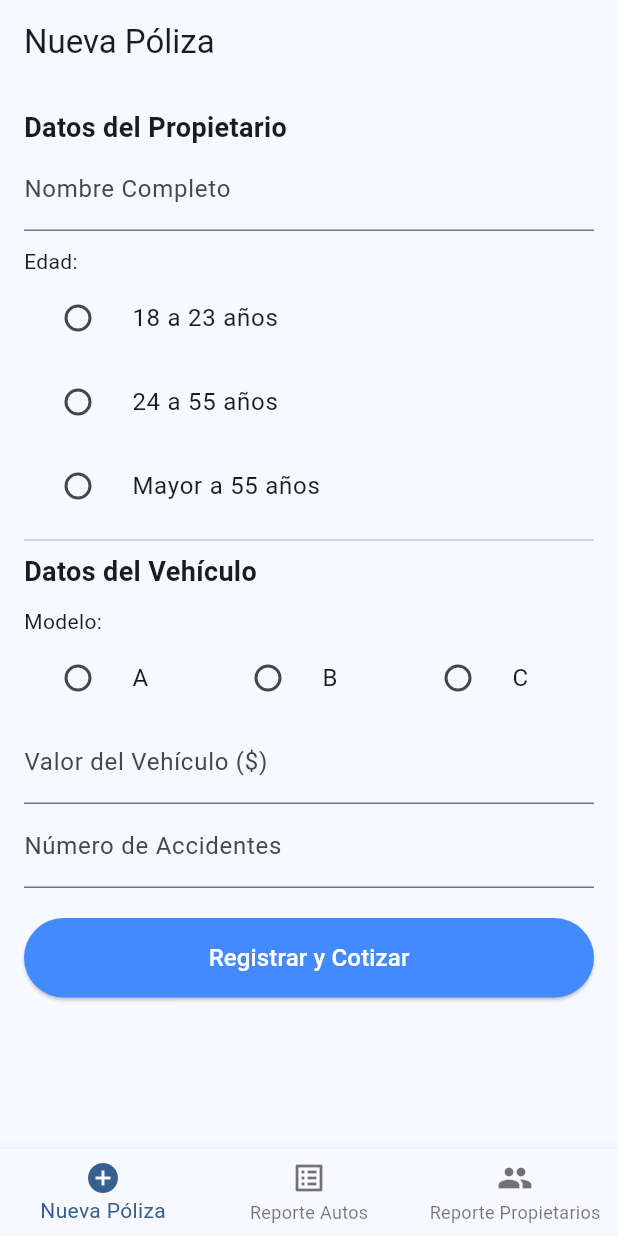
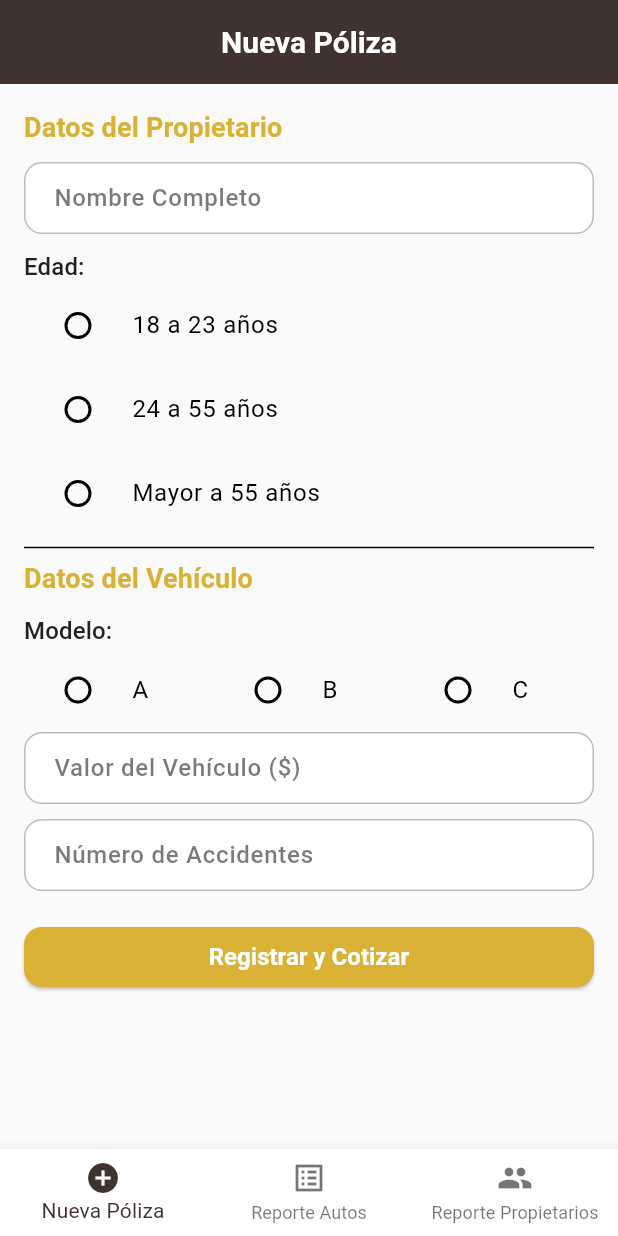
Before and after one commit to luis-sagx/insurance_police, a Flutter app: the screen it shows after launch, on a phone screen of 412 x 824 dp. Run offline on Flutter 3.47's test engine with Material 3 defaults, Android fonts, the phone set to English and light mode, and no system bars.

Commit message:
use widgets and global themes

```diff
--- a/insurance_police/lib/main.dart
+++ b/insurance_police/lib/main.dart
@@ -1,4 +1,5 @@
 import 'package:flutter/material.dart';
+import 'utils/themes/general_theme.dart';
 import 'view/pages/police_page.dart';
 import 'view/pages/car_page.dart';
 import 'view/pages/propietario_page.dart';
@@ -15,10 +16,7 @@
     return MaterialApp(
       title: 'Seguros',
       debugShowCheckedModeBanner: false,
-      theme: ThemeData(
-        colorScheme: ColorScheme.fromSeed(seedColor: Colors.blue),
-        useMaterial3: true,
-      ),
+      theme: GeneralTheme.lightTheme,
       home: const MainPage(),
     );
   }
--- a/insurance_police/lib/utils/themes/button_theme.dart
+++ b/insurance_police/lib/utils/themes/button_theme.dart
@@ -4,7 +4,7 @@
 class ButtonThemeApp {
   static final primaryButtonStyle = ElevatedButtonThemeData(
     style: ElevatedButton.styleFrom(
-      backgroundColor: SchemaColor.primaryColor,
+      backgroundColor: SchemaColor.secondaryColor,
       foregroundColor: SchemaColor.lightTextColor,
       padding: const EdgeInsets.symmetric(horizontal: 16, vertical: 10),
       shape: RoundedRectangleBorder(borderRadius: BorderRadius.circular(12)),
--- a/insurance_police/lib/view/pages/police_page.dart
+++ b/insurance_police/lib/view/pages/police_page.dart
@@ -1,6 +1,10 @@
 import 'package:flutter/material.dart';
 import '../../controller/insurance_controller.dart';
 import '../../model/poliza.dart';
+import '../widgets/custom_input.dart';
+import '../widgets/custom_button.dart';
+import '../widgets/custom_radio.dart';
+import '../../utils/themes/schema_color.dart';
 
 class PolicePage extends StatefulWidget {
   const PolicePage({super.key});
@@ -113,34 +117,40 @@
                       style: TextStyle(
                         fontSize: 18,
                         fontWeight: FontWeight.bold,
+                        color: SchemaColor.secondaryColor,
                       ),
                     ),
-                    TextFormField(
+                    const SizedBox(height: 10),
+                    CustomInput(
                       controller: _nameController,
-                      decoration: const InputDecoration(
-                        labelText: 'Nombre Completo',
-                      ),
+                      label: 'Nombre Completo',
                       validator: (value) =>
                           value == null || value.isEmpty ? 'Requerido' : null,
                     ),
                     const SizedBox(height: 10),
-                    const Text('Edad:'),
-                    RadioListTile<AgeRange>(
-                      title: const Text('18 a 23 años'),
+                    const Text(
+                      'Edad:',
+                      style: TextStyle(
+                        fontSize: 16,
+                        fontWeight: FontWeight.w500,
+                      ),
+                    ),
+                    CustomRadio<AgeRange>(
+                      title: '18 a 23 años',
                       value: AgeRange.young,
                       groupValue: _selectedAgeRange,
                       onChanged: (value) =>
                           setState(() => _selectedAgeRange = value),
                     ),
-                    RadioListTile<AgeRange>(
-                      title: const Text('24 a 55 años'),
+                    CustomRadio<AgeRange>(
+                      title: '24 a 55 años',
                       value: AgeRange.adult,
                       groupValue: _selectedAgeRange,
                       onChanged: (value) =>
                           setState(() => _selectedAgeRange = value),
                     ),
-                    RadioListTile<AgeRange>(
-                      title: const Text('Mayor a 55 años'),
+                    CustomRadio<AgeRange>(
+                      title: 'Mayor a 55 años',
                       value: AgeRange.senior,
                       groupValue: _selectedAgeRange,
                       onChanged: (value) =>
@@ -152,16 +162,23 @@
                       style: TextStyle(
                         fontSize: 18,
                         fontWeight: FontWeight.bold,
+                        color: SchemaColor.secondaryColor,
                       ),
                     ),
                     const SizedBox(height: 10),
-                    const Text('Modelo:'),
+                    const Text(
+                      'Modelo:',
+                      style: TextStyle(
+                        fontSize: 16,
+                        fontWeight: FontWeight.w500,
+                      ),
+                    ),
                     Row(
                       mainAxisAlignment: MainAxisAlignment.spaceAround,
                       children: [
                         Expanded(
-                          child: RadioListTile<CarModel>(
-                            title: const Text('A'),
+                          child: CustomRadio<CarModel>(
+                            title: 'A',
                             value: CarModel.A,
                             groupValue: _selectedModel,
                             onChanged: (value) =>
@@ -169,8 +186,8 @@
                           ),
                         ),
                         Expanded(
-                          child: RadioListTile<CarModel>(
-                            title: const Text('B'),
+                          child: CustomRadio<CarModel>(
+                            title: 'B',
                             value: CarModel.B,
                             groupValue: _selectedModel,
                             onChanged: (value) =>
@@ -178,8 +195,8 @@
                           ),
                         ),
                         Expanded(
-                          child: RadioListTile<CarModel>(
-                            title: const Text('C'),
+                          child: CustomRadio<CarModel>(
+                            title: 'C',
                             value: CarModel.C,
                             groupValue: _selectedModel,
                             onChanged: (value) =>
@@ -188,11 +205,9 @@
                         ),
                       ],
                     ),
-                    TextFormField(
+                    CustomInput(
                       controller: _valorController,
-                      decoration: const InputDecoration(
-                        labelText: 'Valor del Vehículo (\$)',
-                      ),
+                      label: 'Valor del Vehículo (\$)',
                       keyboardType: const TextInputType.numberWithOptions(
                         decimal: true,
                       ),
@@ -208,11 +223,10 @@
                         return null;
                       },
                     ),
-                    TextFormField(
+                    const SizedBox(height: 10),
+                    CustomInput(
                       controller: _accidentesController,
-                      decoration: const InputDecoration(
-                        labelText: 'Número de Accidentes',
-                      ),
+                      label: 'Número de Accidentes',
                       keyboardType: TextInputType.number,
                       validator: (value) {
                         if (value == null || value.isEmpty) return 'Requerido';
@@ -224,20 +238,11 @@
                       },
                     ),
                     const SizedBox(height: 20),
-                    _isLoading
-                        ? const Center(child: CircularProgressIndicator())
-                        : ElevatedButton(
-                            onPressed: _submit,
-                            style: ElevatedButton.styleFrom(
-                              padding: const EdgeInsets.symmetric(vertical: 15),
-                              backgroundColor: Colors.blueAccent,
-                              foregroundColor: Colors.white,
-                            ),
-                            child: const Text(
-                              'Registrar y Cotizar',
-                              style: TextStyle(fontSize: 16),
-                            ),
-                          ),
+                    CustomButton(
+                      text: 'Registrar y Cotizar',
+                      onPressed: _submit,
+                      isLoading: _isLoading,
+                    ),
                   ],
                 ),
               ),
@@ -249,7 +254,7 @@
                   style: TextStyle(
                     fontSize: 20,
                     fontWeight: FontWeight.bold,
-                    color: Colors.green,
+                    color: SchemaColor.accentColor,
                   ),
                 ),
                 Card(
```
Also changed, not shown: insurance_police/lib/view/pages/car_page.dart (+57 -11 lines).
